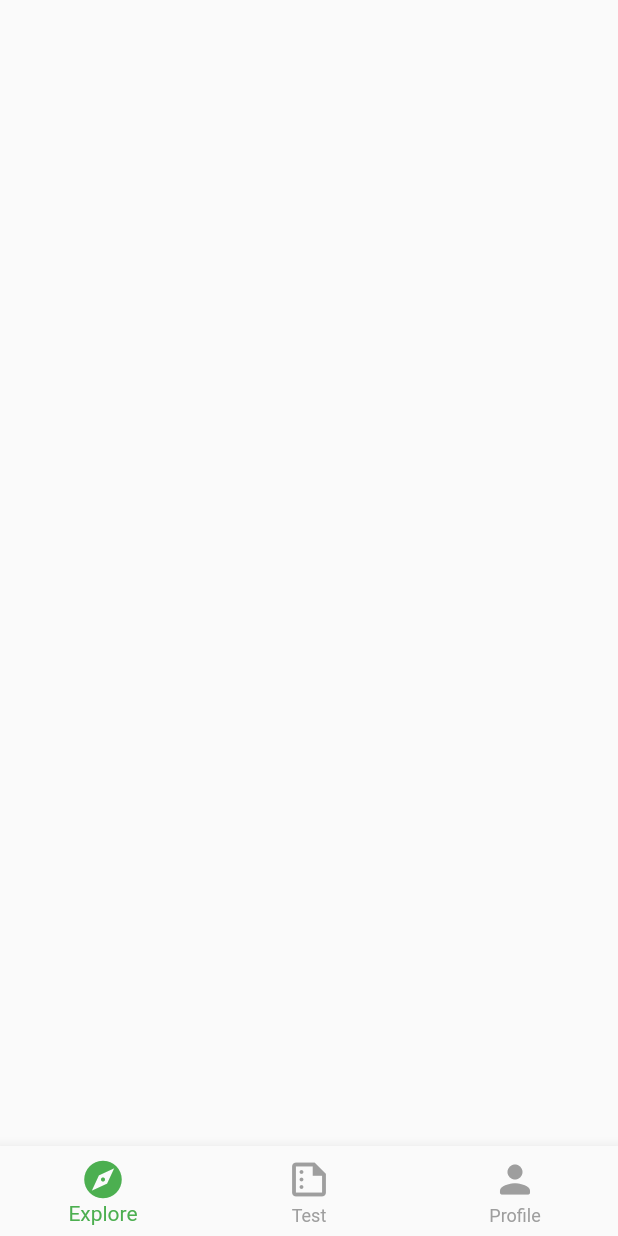
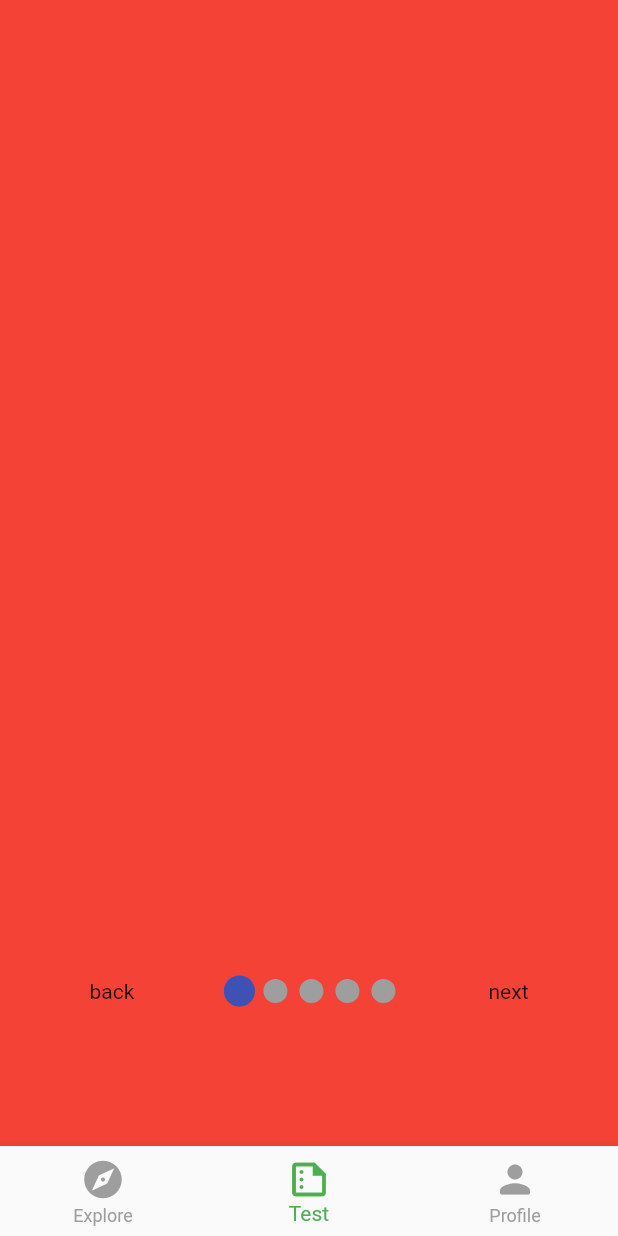
Before and after one commit to qwertybee/Ideal-Classification-Test-App, a Flutter app: the screen it shows after launch, on a phone screen of 412 x 824 dp. Run offline on Flutter 3.47's test engine with Material 2 defaults, Android fonts, the phone set to English and light mode, and no system bars; drawn by our look-alikes of smooth_page_indicator.

Commit message:
Added questionnaire screen structures

```diff
--- a/lib/main.dart
+++ b/lib/main.dart
@@ -33,8 +33,8 @@ class MyHomePage extends StatefulWidget {
 }
 
 class _MyHomePageState extends State<MyHomePage> {
-  int currentIndex = 0;
-  final screens = [const Questions(), const Explore(), const Profile()];
+  int currentIndex = 1;
+  final screens = [const Explore(), const Questions(), const Profile()];
 
   @override
   Widget build(BuildContext context) {
--- a/lib/question_screens/questions.dart
+++ b/lib/question_screens/questions.dart
@@ -1,4 +1,11 @@
 import 'package:flutter/material.dart';
+import 'package:project_2/question_screens/test_1.dart';
+import 'package:project_2/question_screens/test_2.dart';
+import 'package:project_2/question_screens/test_3.dart';
+import 'package:project_2/question_screens/test_4.dart';
+import 'package:project_2/question_screens/test_5.dart';
+import 'package:project_2/question_screens/test_result.dart';
+import 'package:smooth_page_indicator/smooth_page_indicator.dart';
 
 class Questions extends StatefulWidget {
   const Questions({Key? key}) : super(key: key);
@@ -8,8 +15,70 @@ class Questions extends StatefulWidget {
 }
 
 class _QuestionsState extends State<Questions> {
+  PageController _controller = PageController();
+  bool onLastPage = false;
+
   @override
   Widget build(BuildContext context) {
-    return Container();
+    return Scaffold(
+      body: Stack(
+        children: [
+          PageView(
+            controller: _controller,
+            onPageChanged: (index) {
+              setState(() {
+                onLastPage = (index == 4);
+              });
+            },
+            children: [
+              Test1(),
+              Test2(),
+              Test3(),
+              Test4(),
+              Test5(),
+            ],
+          ),
+          Container(
+            alignment: Alignment(0, 0.75),
+            child: Row(
+              mainAxisAlignment: MainAxisAlignment.spaceEvenly,
+              children: [
+                // back
+                GestureDetector(
+                  onTap: () {
+                    _controller.previousPage(
+                      duration: Duration(milliseconds: 500), curve: Curves.easeIn);
+                  },
+                  child: Text('back'),
+                ),
+
+                // dot page indicator
+                SmoothPageIndicator(
+                    controller: _controller, count: 5,
+                  effect: ScrollingDotsEffect(fixedCenter: true),
+                ),
+
+                // next or done
+                onLastPage
+                ? GestureDetector(
+                  onTap: () {
+                    Navigator.push(context, MaterialPageRoute(
+                        builder: (context) {
+                          return TestResult();
+                    }));
+                  },
+                    child: Text('done')
+                )
+                : GestureDetector(
+                    onTap: () {
+                     _controller.nextPage(
+                        duration: Duration(milliseconds: 500), curve: Curves.easeIn);
+                    },
+                    child: Text('next')),
+              ],
+            ))
+        ],
+      )
+    );
   }
 }
--- /dev/null
+++ b/lib/question_screens/test_1.dart
@@ -0,0 +1,17 @@
+import 'package:flutter/material.dart';
+
+class Test1 extends StatefulWidget {
+  const Test1({Key? key}) : super(key: key);
+
+  @override
+  State<Test1> createState() => _Test1State();
+}
+
+class _Test1State extends State<Test1> {
+  @override
+  Widget build(BuildContext context) {
+    return Container(
+      color: Colors.red
+    );
+  }
+}
--- a/pubspec.yaml
+++ b/pubspec.yaml
@@ -34,6 +34,7 @@ dependencies:
   # The following adds the Cupertino Icons font to your application.
   # Use with the CupertinoIcons class for iOS style icons.
   cupertino_icons: ^1.0.2
+  smooth_page_indicator: ^1.0.0
 
 dev_dependencies:
   flutter_test:
```
Also changed, not shown: lib/question_screens/test_2.dart (added, +17 -0 lines), lib/question_screens/test_3.dart (added, +17 -0 lines), lib/question_screens/test_4.dart (added, +17 -0 lines), lib/question_screens/test_5.dart (added, +17 -0 lines), lib/question_screens/test_result.dart (added, +18 -0 lines), lib/primary.dart (deleted), pubspec.lock.
